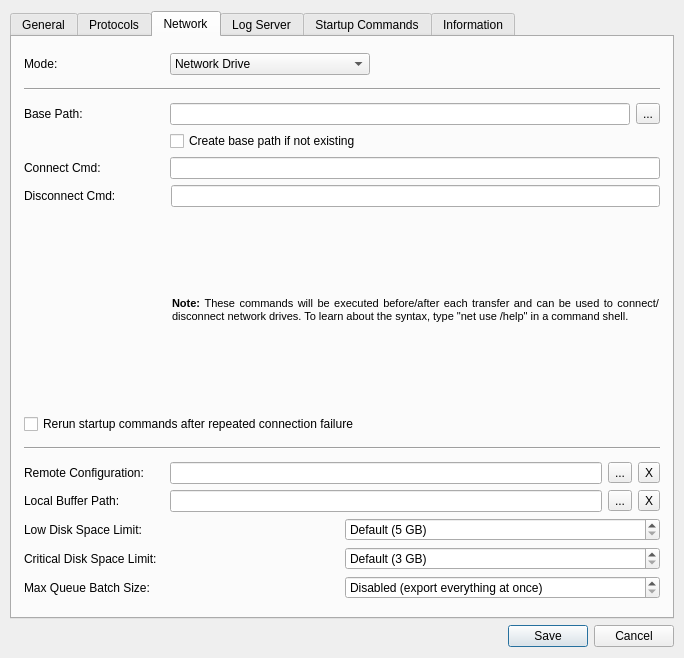
First picture: the form in Client/rds_configurationwindow.ui, repository yarra-framework/yarraclient, before the edit.
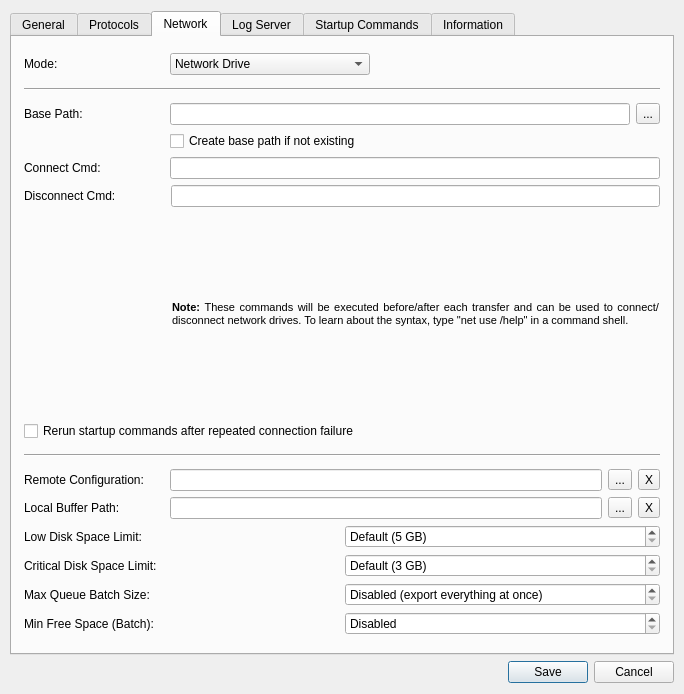
Second picture: the form after the edit. The open tabs and pages were chosen to show the change. Icons and pictures are not drawn.

Commit message:
Add a minimum free space option to batch mode
While building a batch, stop adding scans once free space on the local
buffer drive would drop below a configured amount, and transfer what
has been queued so far instead - a second, independent trigger for
ending a batch alongside the existing max queue size. Always exports
at least one scan per batch regardless of either limit, so neither a
single oversized scan nor already-low free space can stall the loop.

```diff
--- a/Client/rds_configurationwindow.ui
+++ b/Client/rds_configurationwindow.ui
@@ -7,7 +7,7 @@
     <x>0</x>
     <y>0</y>
     <width>684</width>
-    <height>658</height>
+    <height>694</height>
    </rect>
   </property>
   <property name="sizePolicy">
@@ -1118,6 +1118,45 @@
          </item>
         </layout>
        </item>
+       <item>
+        <layout class="QHBoxLayout" name="horizontalLayout_16">
+         <item>
+          <widget class="QLabel" name="networkMinFreeSpaceLabel">
+           <property name="minimumSize">
+            <size>
+             <width>140</width>
+             <height>0</height>
+            </size>
+           </property>
+           <property name="text">
+            <string>Min Free Space (Batch): </string>
+           </property>
+          </widget>
+         </item>
+         <item>
+          <widget class="QDoubleSpinBox" name="networkMinFreeSpaceSpinbox">
+           <property name="toolTip">
+            <string>While building a batch, stop adding scans once free space on the local buffer drive would drop below this amount, and transfer what has been queued so far instead. Works alongside Max Queue Batch Size as another trigger for ending the current batch. A value of 0 disables this check.</string>
+           </property>
+           <property name="specialValueText">
+            <string>Disabled</string>
+           </property>
+           <property name="suffix">
+            <string> GB</string>
+           </property>
+           <property name="decimals">
+            <number>2</number>
+           </property>
+           <property name="maximum">
+            <double>1000.000000000000000</double>
+           </property>
+           <property name="singleStep">
+            <double>0.100000000000000</double>
+           </property>
+          </widget>
+         </item>
+        </layout>
+       </item>
        <item>
         <spacer name="verticalSpacer_4">
          <property name="orientation">
```
The commit also changes 6 other files.
